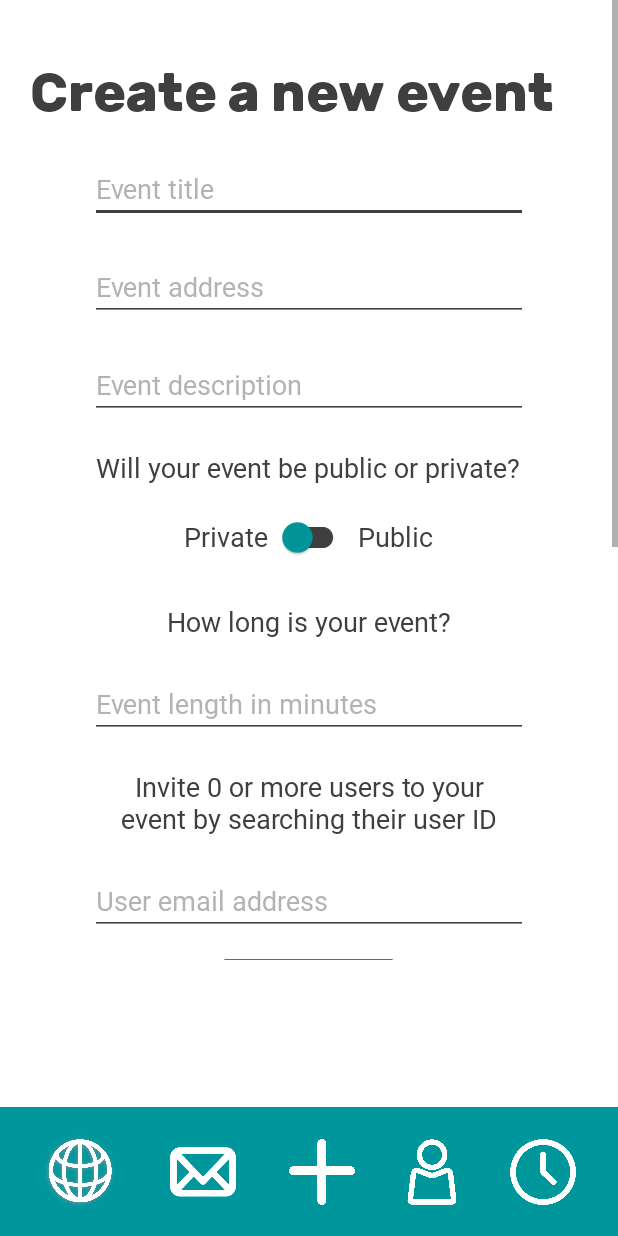
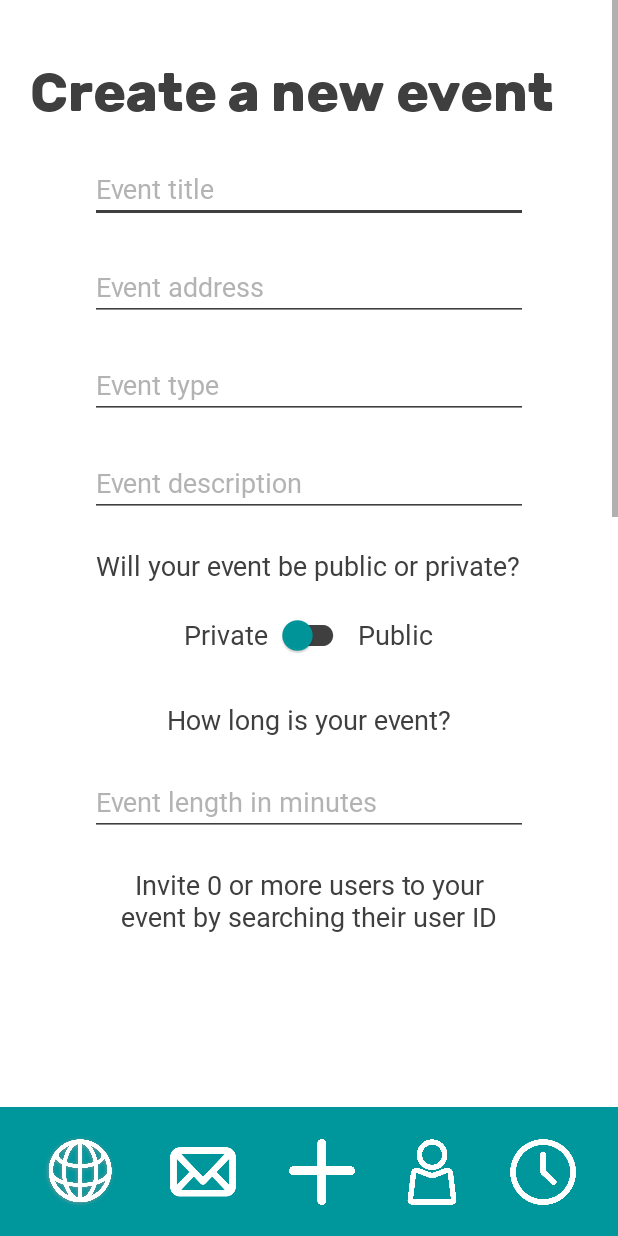
Before and after one commit to b-go-bell/easyTeamUp, an Android app: the CreateEventActivity screen opened directly, with no data from a screen before it, on a phone screen of 412 x 824 dp. Run offline under Robolectric (Android 15) with nearby library versions, the phone set to English and light mode, and no system bars; our stand-ins replace Firebase (no records; nobody signed in at launch, a user with empty details on screens opened directly), Volley; libraries missing offline, so code that uses them is left out: com.firebase.geofire.

Commit message:
event category added

```diff
--- a/app/src/main/java/com/example/easyteamup/Activities/EventActivities/CreateEventActivities/CreateEventActivity.java
+++ b/app/src/main/java/com/example/easyteamup/Activities/EventActivities/CreateEventActivities/CreateEventActivity.java
@@ -44,7 +44,7 @@ public class CreateEventActivity extends AppCompatActivity implements SnackBarIn
     private SelectedEventAvailableTimesViewModel availModel;
     private SingleSelectedEventAvailableTimesViewModel dueModel;
 
-    private EditText eventName, eventAddress, eventDescription, inviteEmail, eventLength;
+    private EditText eventName, eventAddress, eventType, eventDescription, inviteEmail, eventLength;
     private SwitchCompat publicPrivate;
     private Button inviteUser, addTime, addDueTime, createEvent, cancelEvent;
     private TextView submittedTimes, dueTime, error, inviteError, eventInvitees;
@@ -76,6 +76,7 @@ public class CreateEventActivity extends AppCompatActivity implements SnackBarIn
         //setting up views
         eventName = (EditText) findViewById(R.id.event_title);
         eventAddress = (EditText) findViewById(R.id.event_address);
+        eventType = (EditText) findViewById(R.id.event_type);
         eventDescription = (EditText) findViewById(R.id.event_description);
         inviteEmail = (EditText) findViewById(R.id.user_email_address);
         publicPrivate = (SwitchCompat) findViewById(R.id.privacy_toggle);
@@ -197,6 +198,9 @@ public class CreateEventActivity extends AppCompatActivity implements SnackBarIn
                     e.setLatitude(lat);
                     e.setLongitude(lon);
 
+                    String category = eventType.getText().toString();
+                    e.setCategory(category);
+
                     String description = eventDescription.getText().toString();
                     e.setDescription(description);
                     e.setIsPublic(isPublic);
--- a/app/src/main/res/layout/activity_create_event.xml
+++ b/app/src/main/res/layout/activity_create_event.xml
@@ -71,6 +71,24 @@
                     android:textColorHint="@color/medium_gray"
                     android:fontFamily="@font/rubik_regular"
                     android:inputType="textPostalAddress"
+                    />
+                <EditText
+                    android:id="@+id/event_type"
+                    android:layout_width="match_parent"
+                    android:layout_height="wrap_content"
+                    android:layout_gravity="start"
+                    android:layout_marginLeft="60dp"
+                    android:layout_marginTop="20dp"
+                    android:layout_marginRight="60dp"
+                    app:layout_constraintEnd_toEndOf="parent"
+                    app:layout_constraintStart_toStartOf="parent"
+                    app:layout_constraintTop_toTopOf="@+id/logo"
+                    android:hint="@string/event_type"
+                    android:backgroundTint="@color/gray"
+                    android:textColor="@color/gray"
+                    android:textColorHint="@color/medium_gray"
+                    android:fontFamily="@font/rubik_regular"
+                    android:inputType="textLongMessage"
                     />
                 <EditText
                     android:id="@+id/event_description"
--- a/app/src/main/res/values/strings.xml
+++ b/app/src/main/res/values/strings.xml
@@ -159,6 +159,7 @@
     <string name="leave_event_prompt">Are you sure you want to abandon your new event?</string>
     <string name="event_length_text">How long is your event?</string>
     <string name="minutes">Event length in minutes</string>
+    <string name="event_type">Event type</string>
 
     <!-- Host dialog -->
     <string name="update_event">Update event</string>
```
Also changed, not shown: app/src/main/java/com/example/easyteamup/Activities/EventActivities/ViewEventActivities/DisplayEventHelpers/EventAdapter.java (+7 -0 lines), app/src/main/java/com/example/easyteamup/Activities/EventActivities/ViewEventActivities/EventDetailsActivities/Host/UpdateEventDialogFragment.java (+6 -1 lines), app/src/main/java/com/example/easyteamup/Activities/EventActivities/ViewEventActivities/EventDetailsActivities/NonHost/EventDetailsDialogFragment.java (+6 -1 lines), app/src/main/res/layout/fragment_event_details_dialog.xml (+10 -0 lines), app/src/main/res/layout/fragment_update_event_dialog.xml (+19 -0 lines), app/src/main/res/layout/list_event.xml (+10 -1 lines).
